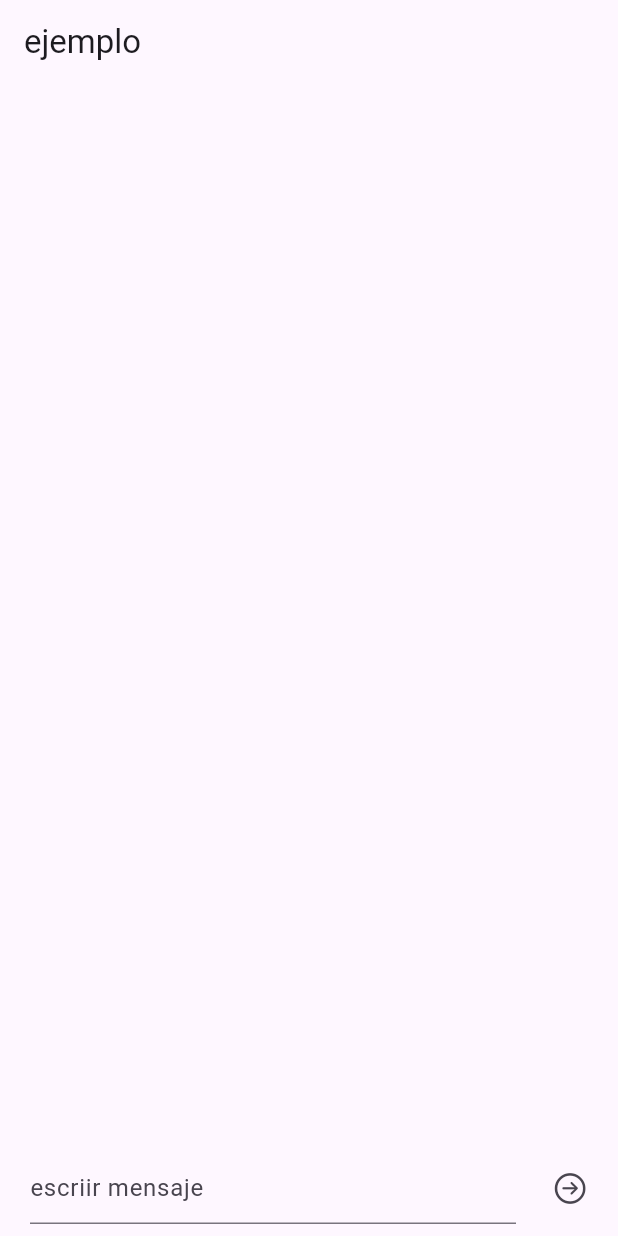
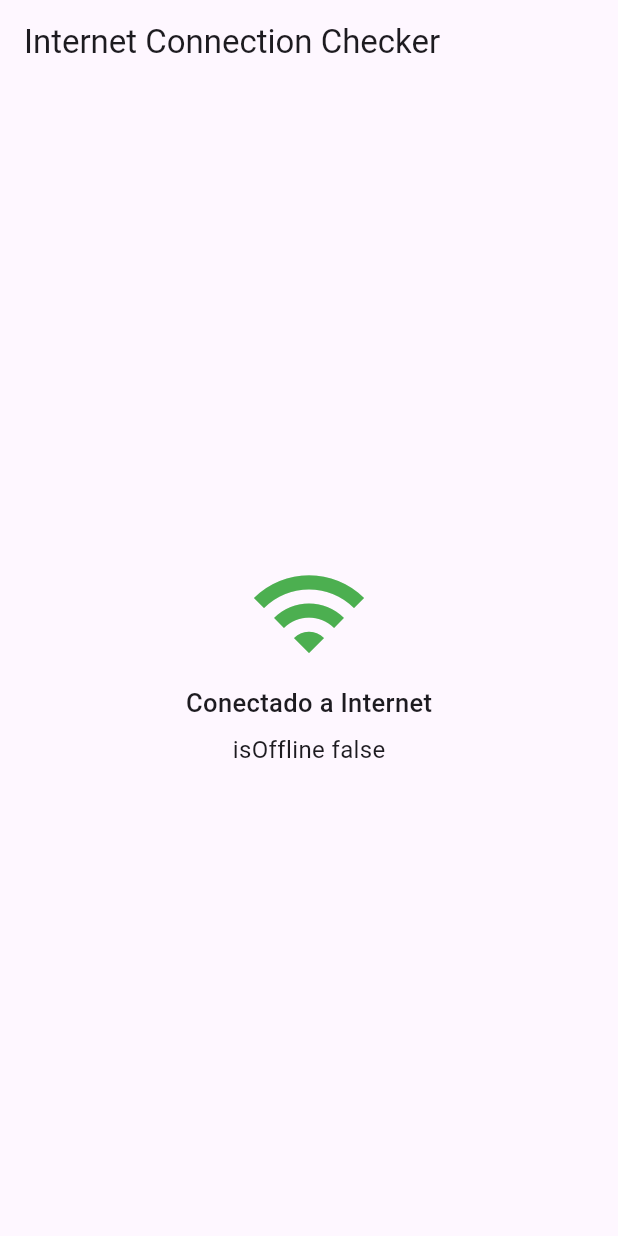
Before and after one commit to louismg27/Com_Firebase_realtimedb, a Flutter app: the screen it shows after launch, on a phone screen of 412 x 824 dp. Run offline on Flutter 3.47's test engine with Material 3 defaults, Android fonts, the phone set to English and light mode, and no system bars; drawn by our look-alikes of firebase_database; our stand-ins replace connectivity_plus, firebase_core, internet_connection_checker; accounts and stored records are empty.

Commit message:
Se logra obtener el status de internet, nueva pagina

```diff
--- a/lib/main.dart
+++ b/lib/main.dart
@@ -1,46 +1,72 @@
-import 'package:firebase_core/firebase_core.dart';
+import 'package:commrealtimedatabase/page_statusinternet.dart';
 import 'package:flutter/material.dart';
+import 'package:flutter/services.dart';
+import 'package:connectivity_plus/connectivity_plus.dart';
 
-import 'listamensajes.dart';
-import 'firebase_options.dart';
+import 'homepage.dart';
 
-void main() async {
-  WidgetsFlutterBinding.ensureInitialized();
-  await Firebase.initializeApp(
-    options: DefaultFirebaseOptions.currentPlatform,
-  );
-  runApp(const MyApp());
+void main() {
+  runApp(MyApp());
 }
 
 class MyApp extends StatelessWidget {
-  const MyApp({Key? key}) : super(key: key);
-
   @override
   Widget build(BuildContext context) {
     return MaterialApp(
-      title: "Ejemplo Chat",
-      theme: ThemeData(primarySwatch: Colors.blue),
-      initialRoute: '/',
-      routes: {
-        '/': (context) => ListaMensajes(),
-        '/nueva_pagina': (context) => NuevaPagina(),
-      },
-    );
-
-  }
-}
-class NuevaPagina extends StatelessWidget {
-  const NuevaPagina({Key? key}) : super(key: key);
-
-  @override
-  Widget build(BuildContext context) {
-    return Scaffold(
-      appBar: AppBar(
-        title: Text('Nueva Página'),
+      title: 'Connectivity Demo',
+      theme: ThemeData(
+        primarySwatch: Colors.blue,
       ),
-      body: Center(
-        child: Text('Contenido de la nueva página'),
-      ),
+      home: ConnectivityPage(),
     );
   }
 }
+
+
+//
+// import 'package:firebase_core/firebase_core.dart';
+// import 'package:flutter/material.dart';
+//
+// import 'listamensajes.dart';
+// import 'firebase_options.dart';
+//
+// void main() async {
+//   WidgetsFlutterBinding.ensureInitialized();
+//   await Firebase.initializeApp(
+//     options: DefaultFirebaseOptions.currentPlatform,
+//   );
+//   runApp(const MyApp());
+// }
+//
+// class MyApp extends StatelessWidget {
+//   const MyApp({Key? key}) : super(key: key);
+//
+//   @override
+//   Widget build(BuildContext context) {
+//     return MaterialApp(
+//       title: "Ejemplo Chat",
+//       theme: ThemeData(primarySwatch: Colors.blue),
+//       initialRoute: '/',
+//       routes: {
+//         '/': (context) => ListaMensajes(),
+//         '/nueva_pagina': (context) => NuevaPagina(),
+//       },
+//     );
+//
+//   }
+// }
+// class NuevaPagina extends StatelessWidget {
+//   const NuevaPagina({Key? key}) : super(key: key);
+//
+//   @override
+//   Widget build(BuildContext context) {
+//     return Scaffold(
+//       appBar: AppBar(
+//         title: Text('Nueva Página'),
+//       ),
+//       body: Center(
+//         child: Text('Contenido de la nueva página'),
+//       ),
+//     );
+//   }
+// }
--- /dev/null
+++ b/lib/page_statusinternet.dart
@@ -0,0 +1,61 @@
+import 'dart:async';
+import 'package:commrealtimedatabase/widget_conection.dart';
+import 'package:flutter/material.dart';
+import 'package:internet_connection_checker/internet_connection_checker.dart';
+
+
+class ConnectivityPage extends StatelessWidget {
+  @override
+  Widget build(BuildContext context) {
+    return InternetConnectionPage();
+
+  }
+}
+
+class InternetConnectionPage extends StatefulWidget {
+  @override
+  _InternetConnectionPageState createState() => _InternetConnectionPageState();
+}
+
+class _InternetConnectionPageState extends State<InternetConnectionPage> {
+  late InternetConnectionChecker _internetConnectionChecker;
+  bool _isConnected = false;
+  late StreamSubscription<InternetConnectionStatus> _connectionSubscription;
+
+  @override
+  void initState() {
+    super.initState();
+    _internetConnectionChecker = InternetConnectionChecker();
+    _checkConnection();
+    _connectionSubscription = _internetConnectionChecker.onStatusChange.listen((status) {
+      setState(() {
+        _isConnected = status == InternetConnectionStatus.connected;
+      });
+    });
+  }
+
+  @override
+  void dispose() {
+    _connectionSubscription.cancel();
+    super.dispose();
+  }
+
+  Future<void> _checkConnection() async {
+    final isConnected = await _internetConnectionChecker.hasConnection;
+    setState(() {
+      _isConnected = isConnected;
+    });
+  }
+
+  @override
+  Widget build(BuildContext context) {
+    return Scaffold(
+      appBar: AppBar(
+        title: Text('Internet Connection Checker'),
+      ),
+      body: Center(
+        child: InternetConnectionStatusWidget(status: _isConnected,),
+      )
+    );
+  }
+}
--- /dev/null
+++ b/lib/widget_conection.dart
@@ -0,0 +1,33 @@
+import 'package:flutter/cupertino.dart';
+import 'package:flutter/material.dart';
+
+class InternetConnectionStatusWidget extends StatelessWidget {
+  final bool status;
+
+  const InternetConnectionStatusWidget({Key? key, required this.status}) : super(key: key);
+
+  @override
+  Widget build(BuildContext context) {
+    return Column(
+      mainAxisAlignment: MainAxisAlignment.center,
+      children: [
+        Icon(
+          status ? Icons.wifi : Icons.signal_wifi_off,
+          size: 80,
+          color: status ? Colors.green : Colors.red,
+        ),
+        Padding(
+          padding: const EdgeInsets.symmetric(vertical: 8.0),
+          child: Text(
+            status ? "Conectado a Internet" : "Sin conexión a Internet",
+            style: TextStyle(fontSize: 17, fontWeight: FontWeight.w500),
+          ),
+        ),
+        Text(
+          "isOffline ${!status}",
+          style: TextStyle(fontSize: 16, fontWeight: FontWeight.normal),
+        )
+      ],
+    );
+  }
+}
```
Also changed, not shown: pubspec.yaml (+5 -2 lines), lib/homepage.dart (added), pubspec.lock, 1 other file.
